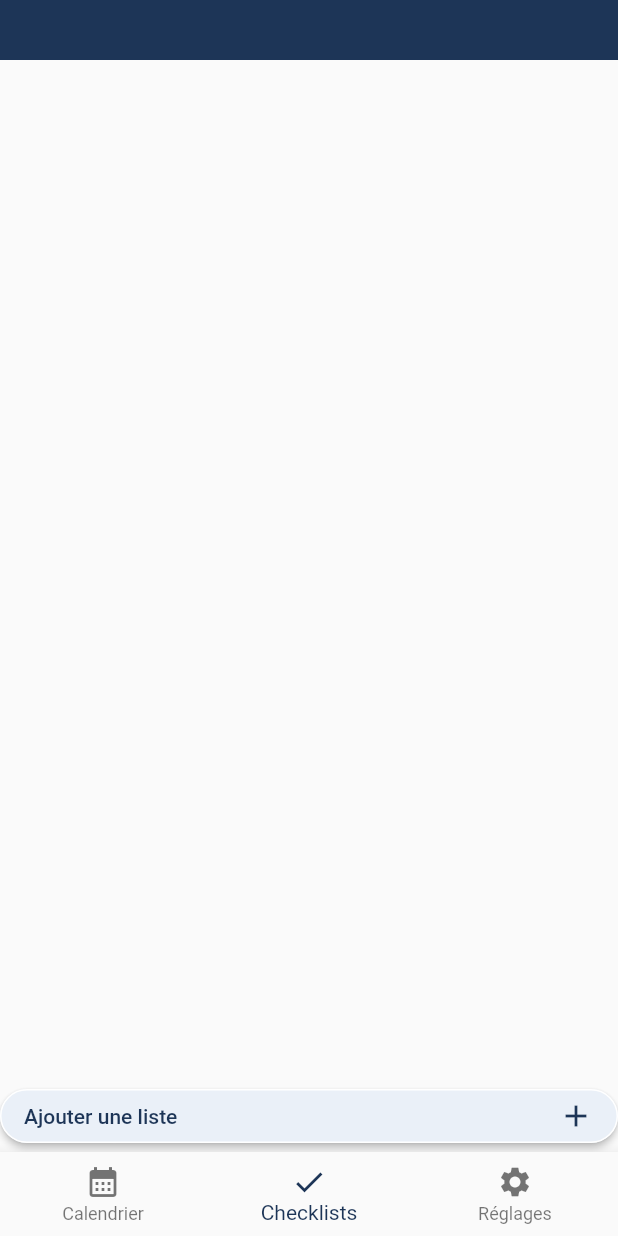
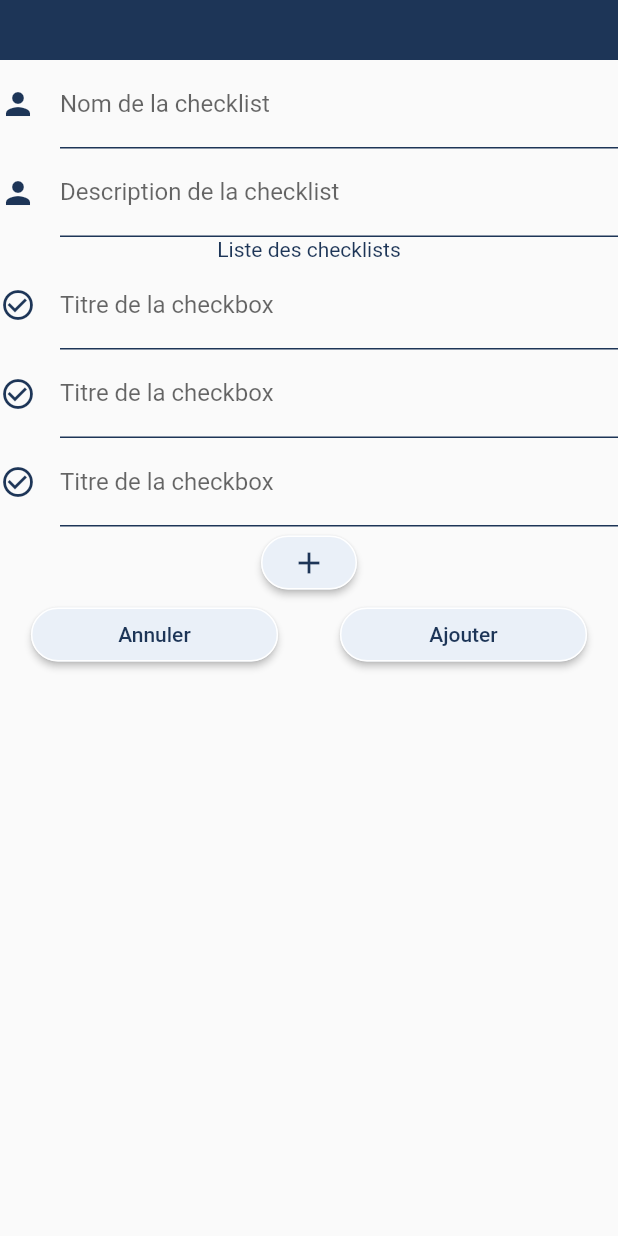
Before and after one commit to GuillaumeGauthB/app_calendrier, a Flutter app: the screen it shows after launch, item 2 of the bottom bar chosen, after a tap on "Ajouter une liste", on a phone screen of 412 x 824 dp. Run offline on Flutter 3.47's test engine with Material 2 defaults, Android fonts, the light colour scheme and no system bars; our stand-ins replace cloud_firestore, firebase_core, flutter_colorpicker, get, google_sign_in, shared_preferences; missing offline and left inert: datepicker_dropdown, flutter_hsvcolor_picker; accounts and stored records are empty.

Commit message:
Peut ajouter et lister and shit des checklists

```diff
--- a/flutter_calendrier_2/lib/res/checklists.dart
+++ b/flutter_calendrier_2/lib/res/checklists.dart
@@ -1 +1 @@
-var listCheckmarks = [];
+var listChecklists = [];
--- /dev/null
+++ b/flutter_calendrier_2/lib/utils/lists_manipulation.dart
@@ -0,0 +1,31 @@
+import 'package:flutter_calendrier_2/res/checklists.dart';
+
+import '../res/settings.dart';
+
+class ListsManipulation {
+  static List get ListSchedule {
+    listeHoraires.sort((a, b) => (a['name'].toLowerCase()).compareTo(b['name'].toLowerCase()));
+    return listeHoraires;
+  }
+
+  static List get ListChecklists {
+
+    List liste1 = listChecklists.where((a) => !a['completed']).toList();
+
+    List liste2 = listChecklists.where((a) => a['completed']).toList();
+
+    liste1.sort((a, b) {
+      return (a['name'].toLowerCase()).compareTo(b['name'].toLowerCase());
+    });
+
+    liste2.sort((a, b) {
+      return (a['name'].toLowerCase()).compareTo(b['name'].toLowerCase());
+    });
+
+    liste1.addAll(liste2);
+
+    listChecklists = liste1;
+
+    return listChecklists;
+  }
+}
--- /dev/null
+++ b/flutter_calendrier_2/lib/widgets/add_checklist.dart
@@ -0,0 +1,199 @@
+import 'package:flutter/material.dart';
+
+import '../res/checklists.dart';
+import '../utils/file_utils.dart';
+
+class AddChecklist extends StatefulWidget {
+  const AddChecklist({Key? key}) : super(key: key);
+
+  @override
+  State<AddChecklist> createState() => _AddChecklistState();
+}
+
+class _AddChecklistState extends State<AddChecklist> {
+  final _formKey = GlobalKey<FormState>();
+  Map<String, dynamic> listControllers = {
+    'name': TextEditingController(),
+    'description': TextEditingController(),
+    'checkbox_1': TextEditingController(),
+    'checkbox_2': TextEditingController(),
+    'checkbox_3': TextEditingController(),
+  };
+
+  late int lengthNewCheckbox;
+
+  @override void initState(){
+
+  }
+
+  List get getFilledCheckbox {
+    return listControllers.keys.where((element) => element.contains('checkbox_') && listControllers[element]?.text != '').toList();
+  }
+
+  @override
+  Widget build(BuildContext context) {
+    lengthNewCheckbox = listControllers.keys.where((element) => element.contains('checkbox_')).length;
+    return Form(
+      key: _formKey,
+      child: Column(
+        children: [
+          SizedBox(
+            height: 40,
+            child: Container(
+              decoration: BoxDecoration(
+                color: Theme.of(context).primaryColor,
+              ),
+            ),
+          ),
+          Expanded(
+            child: Column(
+              children: [
+                ...getFormInputs,
+                Row(
+                  mainAxisAlignment: MainAxisAlignment.spaceAround,
+                  children: [
+                    SizedBox(
+                      width: MediaQuery.of(context).size.width * 0.40,
+                      child: ElevatedButton(
+                        onPressed: () {Navigator.pop(context);},
+                        child: Text('Annuler'),
+                      ),
+                    ),
+                    SizedBox(
+                        width: MediaQuery.of(context).size.width * 0.40,
+                        child: ElevatedButton(
+                          onPressed: processingData,
+
+                          child: Text( 'Ajouter'),
+                        )
+                    ),
+                  ],
+                )
+              ]
+            )
+          ),
+        ],
+      ),
+    );
+  }
+
+  List<Widget> get getFormInputs {
+    return [
+      /// Nom de la checklist
+      TextFormField(
+        decoration: const InputDecoration(
+          icon: Icon(Icons.person),
+          hintText: 'Nom',
+          labelText: 'Nom de la checklist',
+        ),
+        controller: listControllers["name"],
+
+        validator: (value) {
+          // Empecher de sauvegarder un evenement sans titre
+          if(value == null || value.isEmpty){
+            return 'Veuillez saisir un titre';
+          }
+          return null;
+        },
+      ),
+      /// Nom de la checklist
+      TextFormField(
+        decoration: const InputDecoration(
+          icon: Icon(Icons.person),
+          hintText: 'Description',
+          labelText: 'Description de la checklist',
+        ),
+        controller: listControllers["description"],
+
+        validator: (value) {
+          // Empecher de sauvegarder un evenement sans titre
+          if(value == null || value.isEmpty){
+            return 'Veuillez saisir un titre';
+          }
+          return null;
+        },
+      ),
+      const Center(
+        child: Text('Liste des checklists'),
+      ),
+      ...getNewChecklist,
+      ElevatedButton(
+        onPressed: () {
+          listControllers['checkbox_${lengthNewCheckbox + 1}'] = TextEditingController();
+          setState(() {
+
+          });
+        },
+        child: Icon(Icons.add)
+      ),
+    ];
+  }
+
+  List<Widget> get getNewChecklist {
+    List<Widget> toReturn = [];
+
+    for(int i = 1; i <= lengthNewCheckbox; i++){
+      toReturn.add(
+        TextFormField(
+          decoration: const InputDecoration(
+            icon: Icon(Icons.check_circle_outline),
+            hintText: 'Titre',
+            labelText: 'Titre de la checkbox',
+          ),
+          controller: listControllers["checkbox_$i"],
+
+          validator: (value) {
+            if(i == 1){
+              int filledCheckbox = getFilledCheckbox.length;
+              // Empecher de sauvegarder un evenement sans titre
+               //if(value == null || value.isEmpty){
+              if(filledCheckbox == 0){
+                return 'Veuillez créer au minimum une checkbox';
+              }
+            }
+            return null;
+          },
+        ),
+      );
+    }
+
+
+    return toReturn;
+  }
+
+  void processingData() {
+    // Si le formulaire est valider...
+    if (_formKey.currentState!.validate()) {
+      int currentId = FileUtils.getNewID(itemList: listChecklists);
+
+      Map<String, dynamic> checklistToAdd = {
+        // 'id': (gestionClasse == 'modifier' ? parentParameters['id'] : currentId),
+        'id': currentId,
+        'name': '${listControllers["name"]?.text}',
+        'description': '${listControllers["description"]?.text}',
+        'completed': false,
+      };
+
+      int loop = 1;
+      for(var checkboxKey in getFilledCheckbox){
+        checklistToAdd['checkbox_$loop'] = listControllers[checkboxKey]?.text;
+        checklistToAdd['checkbox_${loop}_completed'] = false;
+        loop++;
+      }
+
+      print(checklistToAdd);
+
+      // Ajouter le nouvel evenement au tableau local
+      listChecklists.add(checklistToAdd);
+
+      // Appeler la methode de la classe static pour envoyer nos modifications dans le fichier local json et dans la base de donnee
+      FileUtils.modifyFile(checklistToAdd, collection: 'Checklists', mode: 'ajouter', id: currentId, fileName: 'checklists.json');
+
+      // Faire apparaitre un snackbar pour dire que le tout a fonctionner
+      ScaffoldMessenger.of(context).showSnackBar(
+        const SnackBar(content: Text('Ajout de l\'évènement')),
+      );
+      Navigator.pop(context);
+    }
+  }
+}
--- a/flutter_calendrier_2/lib/widgets/list_checklists.dart
+++ b/flutter_calendrier_2/lib/widgets/list_checklists.dart
@@ -1,4 +1,11 @@
+import 'package:animations/animations.dart';
 import 'package:flutter/material.dart';
+import 'package:flutter_calendrier_2/res/checklists.dart';
+import 'package:flutter_calendrier_2/utils/file_utils.dart';
+import 'package:flutter_calendrier_2/widgets/checkbox_item.dart';
+
+import '../utils/lists_manipulation.dart';
+import 'add_checklist.dart';
 
 class ListCheckmarks extends StatefulWidget {
   const ListCheckmarks({Key? key}) : super(key: key);
@@ -8,6 +15,82 @@ class ListCheckmarks extends StatefulWidget {
 }
 
 class _ListCheckmarksState extends State<ListCheckmarks> {
+  //final GlobalKey<SliverAnimatedListState> _listKey =
+  //                              GlobalKey<SliverAnimatedListState>();
+  final _listKey = GlobalKey<AnimatedListState>();
+  late List _listOri = ListsManipulation.ListChecklists;
+  List _list = [];
+  Widget? _selectedItem;
+  Widget? _clickedItem;
+
+  int currently_open = -1;
+/*
+  Widget _buildItem(
+      BuildContext context, int index, Animation<double> animation) {
+    return CheckboxItem(
+      animation: animation,
+      item: _list[index],
+      selected: _selectedItem == _list[index],
+      onTap: () {
+        setState(() {
+          _selectedItem = _selectedItem == _list[index] ? null : _list[index];
+        });
+      },
+    );
+  }*/
+
+  void ModifyChecklist({id}) {
+    showModalBottomSheet(
+      enableDrag: false,
+      isScrollControlled: true,
+      isDismissible: false,
+      context: context,
+      builder: (BuildContext context) {
+        return AddChecklist();
+      },
+    ).whenComplete(() => {setState(() { _list = ListsManipulation.ListChecklists;})});
+  }
+
+  @override
+  void initState() {
+    super.initState();
+    for(var i in _listOri){
+      _list.add(
+          Text('${i['name']}', style: TextStyle(fontSize: 20),),
+      ) ;
+    }
+
+  }
+
+  Widget getSubDataChecklist(parentItem, index) {
+    List widgetsToSend = [];
+    for(var i in parentItem.keys.where((el) => el.toString().contains('checkbox') && !el.toString().contains('completed')).toList().reversed){
+      widgetsToSend.add(
+          CheckboxListTile(
+            title: Text('${parentItem[i]}', style: TextStyle(color: Colors.white), textWidthBasis: TextWidthBasis.longestLine),
+            value: parentItem['${i}_completed'],
+            onChanged: (bool? value) {
+              parentItem['${i}_completed'] = value!;
+              setState(() {
+                _list[index] = getSubDataChecklist(parentItem, index);
+              });
+            },
+          )
+      );
+    }
+
+    Widget widgetToSend = Container(
+        decoration: BoxDecoration(
+          color: Theme.of(context).colorScheme.primary,
+        ),
+        child: Column(
+          children: [...widgetsToSend],
+        )
+    );
+
+    return widgetToSend;
+  }
+
   @override
   Widget build(BuildContext context) {
     return Column(
@@ -21,17 +104,57 @@ class _ListCheckmarksState extends State<ListCheckmarks> {
           ),
         ),
         Expanded(
-            child: SizedBox(
-              // height: MediaQuery.of(context).size.height,
-              child: SingleChildScrollView(
-                child: Column(
-                  children: [],
-                ),
-              ),
+          child: AnimatedList(
+            key: _listKey,
+            initialItemCount: _list.length,
+            itemBuilder: (BuildContext context, int index, Animation<double> animation) {
+              return GestureDetector(
+                onTap: () {
+                  if(_listOri[index] != null){
+
+                    if(_selectedItem == null){
+                      _clickedItem = _list[index];
+                      var parentItem = _listOri[_list.indexOf(_clickedItem)];
+
+                      Widget widgetToSend = getSubDataChecklist(parentItem, _list.indexOf(_clickedItem)+1);
+
+                      _list.insert(_list.indexOf(_clickedItem)+1, widgetToSend);
+                      _listKey.currentState?.insertItem(_list.indexOf(_clickedItem)+1);
+                      _selectedItem = _list[_list.indexOf(_clickedItem)+1];
+                    } else {
+                      print(_list.indexOf(_clickedItem));
+                      _clickedItem = _list[index];
+                      if(_clickedItem == _list[index]){
+                        int indexDel = _list.indexOf(_selectedItem);
+                        _list.removeAt(indexDel);
+                        _listKey.currentState?.removeItem(indexDel, (context, animation)  {return Placeholder();});
+
+                        /*if(_list.indexOf(_clickedItem)+1 != _list.indexOf(_selectedItem)){
+                          _clickedItem = _list[index];
+                          var parentItem = _listOri[_list.indexOf(_clickedItem)];
+
+                          Widget widgetToSend = getSubDataChecklist(parentItem, _list.indexOf(_clickedItem)+1);
+
+                          _list.insert(_list.indexOf(_clickedItem)+1, widgetToSend);
+                          _listKey.currentState?.insertItem(_list.indexOf(_clickedItem)+1);
+                          _selectedItem = _list[_list.indexOf(_clickedItem)+1];
+                        } else {*/
+                          _selectedItem = null;
+                        //}
+                      }
+                    }
+                  }
+
+
+                },
+                child: _list[index],
+              );
+            },
+
           ),
         ),
         ElevatedButton(
-            onPressed: () => {},
+          onPressed: ModifyChecklist,
           child: Row(
             mainAxisAlignment: MainAxisAlignment.spaceBetween,
             children: const [
@@ -40,7 +163,7 @@ class _ListCheckmarksState extends State<ListCheckmarks> {
             ],
           ),
         )
-        ]
+      ],
     );
   }
 }
--- a/flutter_calendrier_2/lib/widgets/list_events.dart
+++ b/flutter_calendrier_2/lib/widgets/list_events.dart
@@ -4,7 +4,7 @@ import 'dart:developer';
 import 'package:cloud_firestore/cloud_firestore.dart';
 import 'package:firebase_core/firebase_core.dart';
 import 'package:flutter/material.dart';
-import 'package:flutter_calendrier_2/utils/schedule.dart';
+import 'package:flutter_calendrier_2/utils/lists_manipulation.dart';
 import '../res/events.dart';
 import '../res/values.dart';
 import '../utils/file_utils.dart';
@@ -85,7 +85,7 @@ class _ListEventsState extends State<ListEvents> {
     /**
      * TRAITEMENT DES HORAIRES
      */
-    var activeSchedules = Schedule.ListSchedule.where(
+    var activeSchedules = ListsManipulation.ListSchedule.where(
             (element) => element['permanent'] != null &&
               element['permanent'] == true ||
               (
@@ -161,7 +161,7 @@ class _ListEventsState extends State<ListEvents> {
         }
 
         //var schedule = null;
-        var schedule = Schedule.ListSchedule.firstWhereOrNull((element) => element['id'] == o['schedule']);
+        var schedule = ListsManipulation.ListSchedule.firstWhereOrNull((element) => element['id'] == o['schedule']);
 
         //print(Schedule.ListSchedule.singleWhere((element) => element['id'] == o['schedule']));
 
--- a/flutter_calendrier_2/lib/widgets/list_schedule.dart
+++ b/flutter_calendrier_2/lib/widgets/list_schedule.dart
@@ -1,5 +1,5 @@
 import 'package:flutter/material.dart';
-import 'package:flutter_calendrier_2/utils/schedule.dart';
+import 'package:flutter_calendrier_2/utils/lists_manipulation.dart';
 import '../res/settings.dart';
 import 'add_schedule.dart';
 
@@ -36,7 +36,7 @@ class _ListScheduleState extends State<ListSchedule> {
     toPrint = [];
     if(listeHoraires.isNotEmpty){
 
-      Schedule.ListSchedule;
+      ListsManipulation.ListSchedule;
 
       for(Map<String, dynamic> listeItem in listeHoraires){
         late Color colorToUse;
--- a/flutter_calendrier_2/pubspec.yaml
+++ b/flutter_calendrier_2/pubspec.yaml
@@ -49,6 +49,8 @@ dependencies:
   sliding_up_panel: ^2.0.0+1
   flutter_colorpicker: ^1.0.3
   flutter_hsvcolor_picker: ^1.2.3
+  animations: ^2.0.7
+  animator: ^3.2.0
   #flutter_local_notifications: ^13.0.0
   #timezone: ^0.9.1
   #rxdart: ^0.27.7
```
Also changed, not shown: flutter_calendrier_2/lib/utils/file_utils.dart (+19 -1 lines), flutter_calendrier_2/lib/utils/schedule.dart (deleted, +0 -8 lines), flutter_calendrier_2/lib/widgets/add_event.dart (+3 -13 lines), flutter_calendrier_2/lib/widgets/add_schedule.dart (+38 -38 lines), flutter_calendrier_2/lib/widgets/checkbox_item.dart (added, +75 -0 lines), flutter_calendrier_2/lib/widgets/refresh_data.dart (+21 -0 lines), flutter_calendrier_2/pubspec.lock. Lines whose indentation alone changed are shown as unchanged.
